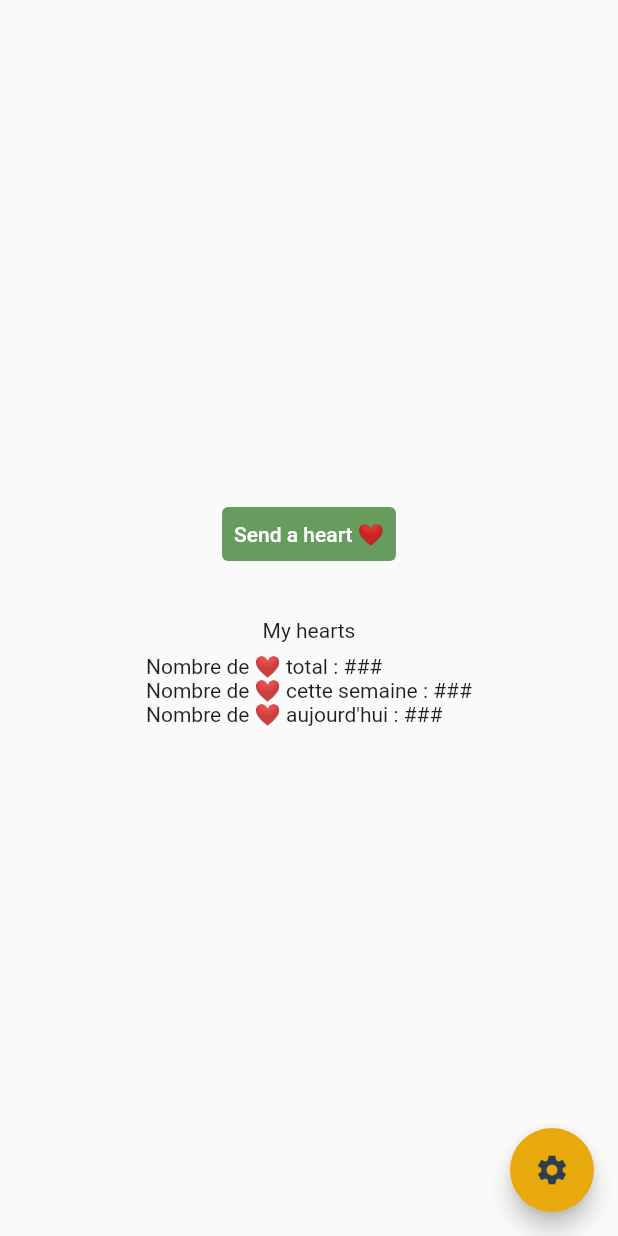
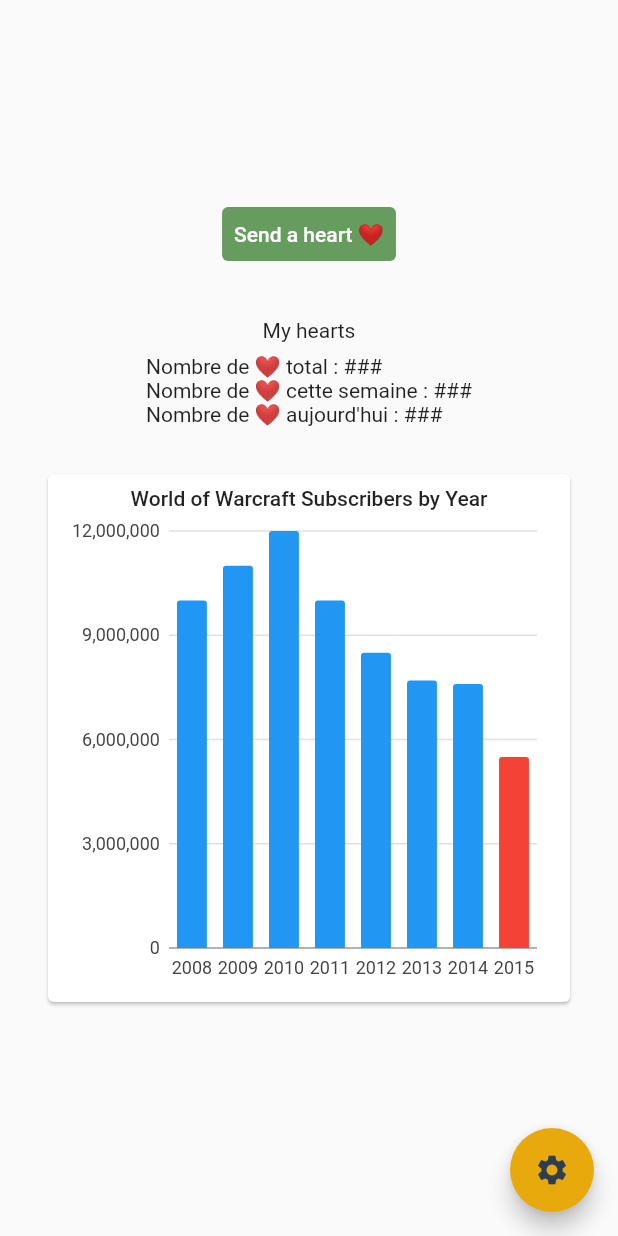
Before and after one commit to CedricBardaine/hearts_sender, a Flutter app: the screen it shows once a user with an empty profile is signed in, on a phone screen of 412 x 824 dp. Run offline on Flutter 3.47's test engine with Material 2 defaults, Android fonts, the phone set to English and light mode, and no system bars; our stand-ins replace charts_flutter, cloud_firestore, firebase_auth, firebase_core, google_sign_in; accounts and stored records are empty.

Commit message:
chart base code example

```diff
--- a/lib/pages/home.dart
+++ b/lib/pages/home.dart
@@ -3,6 +3,11 @@
 import 'package:flutter/material.dart';
 import 'package:hearts_sender/colors.dart';
 import 'package:hearts_sender/pages/settings.dart' as settingsPage;
+
+import 'package:charts_flutter/flutter.dart' as charts;
+import 'package:hearts_sender/pages/subscriber_chart.dart';
+
+import '../subscriber_series.dart';
 
 class Home extends StatefulWidget {
   @override
@@ -11,6 +16,49 @@
 
 class _HomeState extends State<Home> {
   late bool _connected = false;
+
+  final List<SubscriberSeries> data = [
+    SubscriberSeries(
+      year: "2008",
+      subscribers: 10000000,
+      barColor: charts.ColorUtil.fromDartColor(Colors.blue),
+    ),
+    SubscriberSeries(
+      year: "2009",
+      subscribers: 11000000,
+      barColor: charts.ColorUtil.fromDartColor(Colors.blue),
+    ),
+    SubscriberSeries(
+      year: "2010",
+      subscribers: 12000000,
+      barColor: charts.ColorUtil.fromDartColor(Colors.blue),
+    ),
+    SubscriberSeries(
+      year: "2011",
+      subscribers: 10000000,
+      barColor: charts.ColorUtil.fromDartColor(Colors.blue),
+    ),
+    SubscriberSeries(
+      year: "2012",
+      subscribers: 8500000,
+      barColor: charts.ColorUtil.fromDartColor(Colors.blue),
+    ),
+    SubscriberSeries(
+      year: "2013",
+      subscribers: 7700000,
+      barColor: charts.ColorUtil.fromDartColor(Colors.blue),
+    ),
+    SubscriberSeries(
+      year: "2014",
+      subscribers: 7600000,
+      barColor: charts.ColorUtil.fromDartColor(Colors.blue),
+    ),
+    SubscriberSeries(
+      year: "2015",
+      subscribers: 5500000,
+      barColor: charts.ColorUtil.fromDartColor(Colors.red),
+    ),
+  ];
 
   @override
   void initState() {
@@ -82,6 +130,12 @@
                     height: 8.0,
                   ),
                   // TODO: add ❤ chart
+                  //
+                  //
+                  //
+                  SubscriberChart(
+                    data: data,
+                  ),
                 ],
               )
             : Center(child: Text("Connectez vous avant tout 😁")),
--- /dev/null
+++ b/lib/pages/subscriber_chart.dart
@@ -0,0 +1,44 @@
+import 'package:flutter/material.dart';
+
+import '../subscriber_series.dart';
+
+import 'package:charts_flutter/flutter.dart' as charts;
+
+class SubscriberChart extends StatelessWidget {
+  final List<SubscriberSeries> data;
+
+  SubscriberChart({required this.data});
+
+  @override
+  Widget build(BuildContext context) {
+    List<charts.Series<SubscriberSeries, String>> series = [
+      charts.Series(
+          id: "Subscribers",
+          data: data,
+          domainFn: (SubscriberSeries series, _) => series.year,
+          measureFn: (SubscriberSeries series, _) => series.subscribers,
+          colorFn: (SubscriberSeries series, _) => series.barColor)
+    ];
+
+    return Container(
+      height: 400,
+      padding: EdgeInsets.all(20),
+      child: Card(
+        child: Padding(
+          padding: const EdgeInsets.all(8.0),
+          child: Column(
+            children: <Widget>[
+              Text(
+                "World of Warcraft Subscribers by Year",
+                style: Theme.of(context).textTheme.body2,
+              ),
+              Expanded(
+                child: charts.BarChart(series, animate: true),
+              )
+            ],
+          ),
+        ),
+      ),
+    );
+  }
+}
--- /dev/null
+++ b/lib/subscriber_series.dart
@@ -0,0 +1,11 @@
+import 'package:charts_flutter/flutter.dart' as charts;
+import 'package:flutter/foundation.dart';
+
+class SubscriberSeries {
+  final String year;
+  final int subscribers;
+  final charts.Color barColor;
+
+  SubscriberSeries(
+      {required this.year, required this.subscribers, required this.barColor});
+}
--- a/pubspec.yaml
+++ b/pubspec.yaml
@@ -34,6 +34,7 @@
   cupertino_icons: ^1.0.0
 
   flutter_launcher_icons: ^0.8.1
+  charts_flutter: ^0.10.0
 
 dev_dependencies:
   flutter_test:
```
